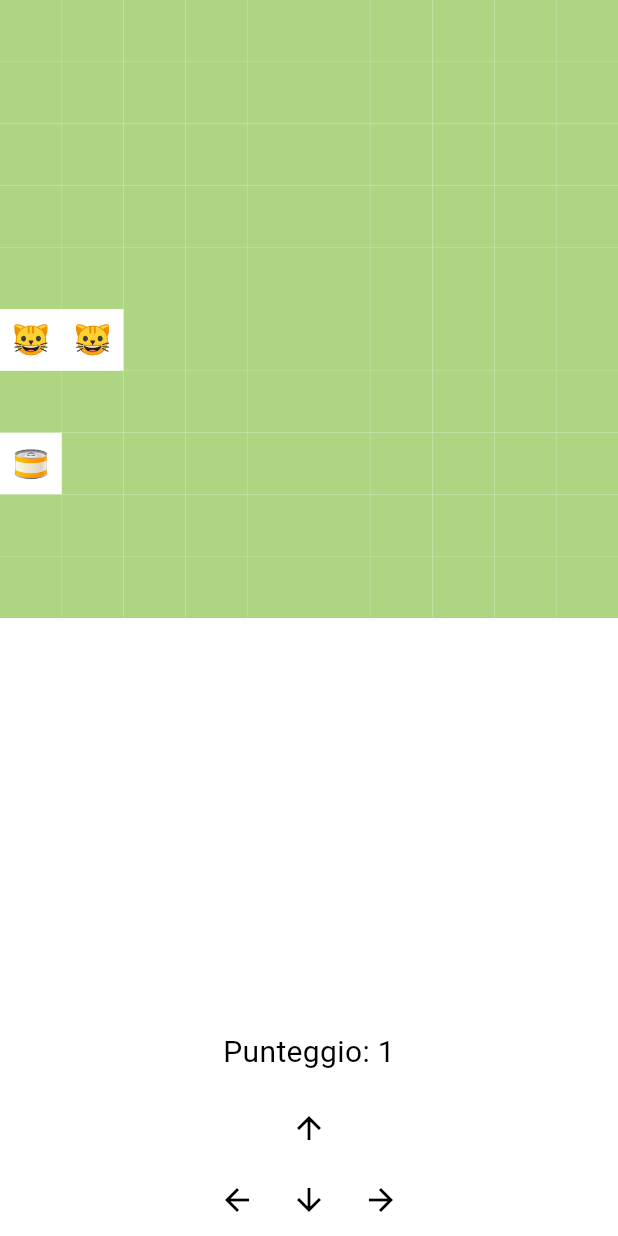
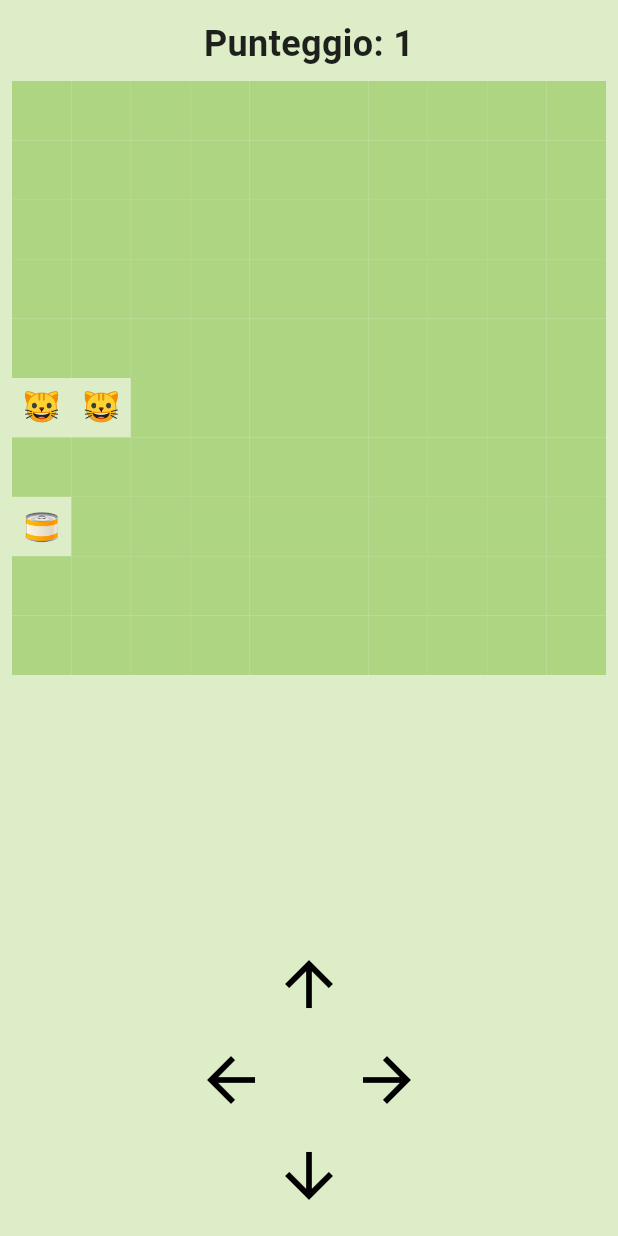
Before and after one commit to strumpac/CatConnect2, a Flutter app: the SnakeGame screen opened directly, on a phone screen of 412 x 824 dp. Run offline on Flutter 3.47's test engine with Material 3 defaults, Android fonts, the phone set to English and light mode, and no system bars; our stand-ins replace cached_network_image, dio, flutter_staggered_animations, google_fonts, image_picker, shared_preferences; missing offline and left inert: cloudinary_public, tflite_flutter; accounts and stored records are empty.

Commit message:
migliorata grafica del gioco

```diff
--- a/FRONTEND/cat_connect/lib/cat_snake.dart
+++ b/FRONTEND/cat_connect/lib/cat_snake.dart
@@ -205,13 +205,33 @@ if (res.statusCode == 200) {
   Widget build(BuildContext context) {
     if (!gameOver) {
  return Scaffold(
-        body: Column(
+  backgroundColor: Colors.lightGreen[100],
+  body: SafeArea(
+    child: Column(
       children: [
+        const SizedBox(height: 12),
+
+        // Punteggio in alto
+        Text(
+          'Punteggio: $score',
+          style: const TextStyle(
+            fontSize: 24,
+            fontWeight: FontWeight.bold,
+            color: Colors.black87,
+          ),
+        ),
+
+        const SizedBox(height: 8),
+
+        // Griglia di gioco
         Expanded(
+          child: Padding(
+            padding: const EdgeInsets.symmetric(horizontal: 8),
             child: GridView.builder(
               itemCount: rowSize * rowSize,
               gridDelegate: SliverGridDelegateWithFixedCrossAxisCount(
-                    crossAxisCount: rowSize),
+                crossAxisCount: rowSize,
+              ),
               itemBuilder: (context, index) {
                 final x = index % rowSize;
                 final y = index ~/ rowSize;
@@ -220,49 +240,72 @@ if (res.statusCode == 200) {
                 if (snake.any((s) => s.equals(pos))) {
                   return Center(
                     child: Text(catEmoji,
-                            style: const TextStyle(fontSize: 20)));
+                        style: const TextStyle(fontSize: 20)),
+                  );
                 } else if (food.equals(pos)) {
                   return Center(
                     child: Text(foodEmoji,
-                            style: const TextStyle(fontSize: 20)));
+                        style: const TextStyle(fontSize: 20)),
+                  );
                 } else {
                   return Container(color: Colors.lightGreen[300]);
                 }
               },
             ),
           ),
+        ),
+
+        // Frecce direzionali più compatte
         Padding(
-              padding: const EdgeInsets.all(12),
-              child: Text('Punteggio: $score',
-                  style: const TextStyle(fontSize: 20)),
-            ),
+          padding: const EdgeInsets.only(bottom: 8),
+          child: Column(
+            children: [
+              // Freccia su
               Row(
                 mainAxisAlignment: MainAxisAlignment.center,
                 children: [
                   IconButton(
+                    iconSize: 48,
                     icon: const Icon(Icons.arrow_upward),
                     onPressed: () => changeDirection(Direction.up),
                   ),
                 ],
               ),
+
+              // Freccia sinistra, destra
               Row(
                 mainAxisAlignment: MainAxisAlignment.center,
                 children: [
                   IconButton(
+                    iconSize: 48,
                     icon: const Icon(Icons.arrow_back),
                     onPressed: () => changeDirection(Direction.left),
                   ),
+                  const SizedBox(width: 40),
                   IconButton(
-                  icon: const Icon(Icons.arrow_downward),
-                  onPressed: () => changeDirection(Direction.down),
-                ),
-                IconButton(
+                    iconSize: 48,
                     icon: const Icon(Icons.arrow_forward),
                     onPressed: () => changeDirection(Direction.right),
                   ),
                 ],
               ),
+
+              // Freccia giù
+              Row(
+                mainAxisAlignment: MainAxisAlignment.center,
+                children: [
+                  IconButton(
+                    iconSize: 48,
+                    icon: const Icon(Icons.arrow_downward),
+                    onPressed: () => changeDirection(Direction.down),
+                  ),
                 ],
+              ),
+            ],
+          ),
+        ),
+      ],
+    ),
   ),
 );
 } else {
```
Also changed, not shown: 4 other files. Lines whose indentation alone changed are shown as unchanged.
